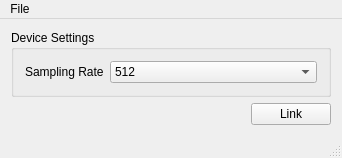
Old version of the form mainwindow.ui in the repository labstreaminglayer/App-eegoSports.
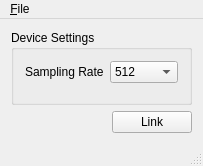
New version of the form.

What changed in the file:
```diff
--- a/mainwindow.ui
+++ b/mainwindow.ui
@@ -6,8 +6,8 @@
    <rect>
     <x>0</x>
     <y>0</y>
-    <width>342</width>
-    <height>145</height>
+    <width>203</width>
+    <height>166</height>
    </rect>
   </property>
   <property name="windowTitle">
@@ -139,13 +139,13 @@
     <rect>
      <x>0</x>
      <y>0</y>
-     <width>342</width>
-     <height>21</height>
+     <width>203</width>
+     <height>23</height>
     </rect>
    </property>
    <widget class="QMenu" name="menuFile">
     <property name="title">
-     <string>File</string>
+     <string>&amp;File</string>
     </property>
     <addaction name="actionLoad_Configuration"/>
     <addaction name="actionSave_Configuration"/>
```
Left out of the diff: 24 changed lines with no effect on the pictures.
